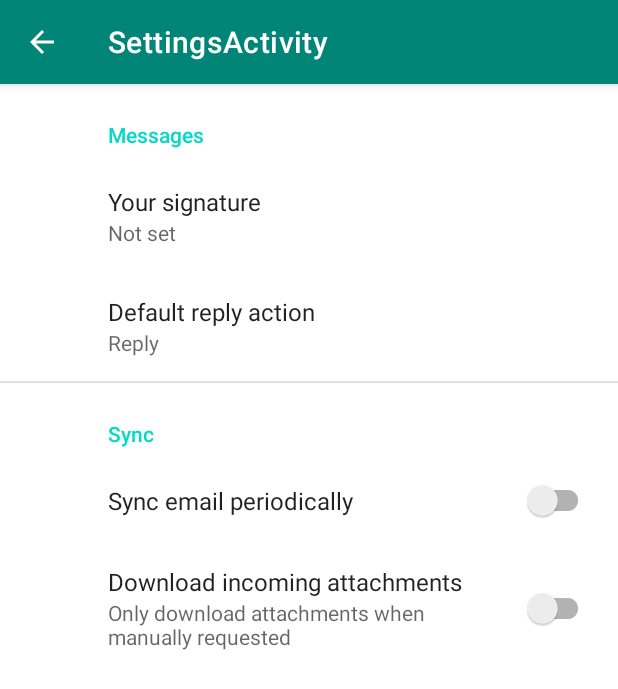
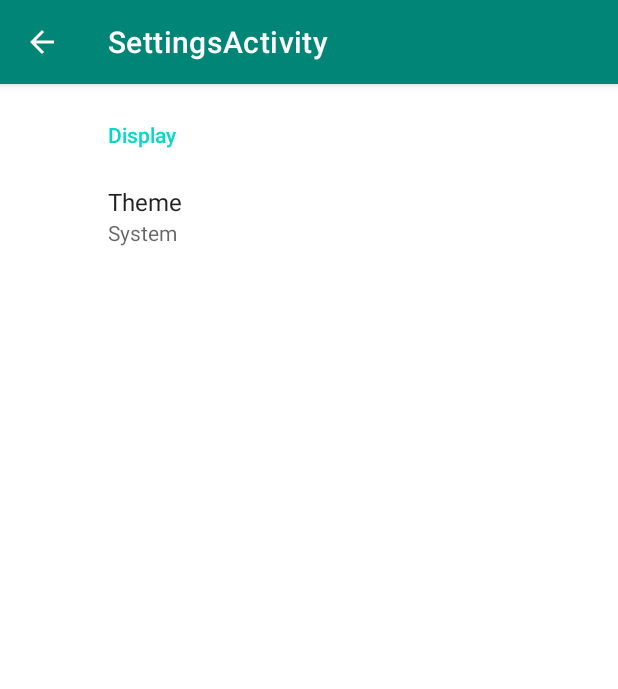
Before and after one commit to iceqing/RSSLand, an Android app: the screen it shows after launch (SettingsActivity), in the options menu, after a tap on "Settings", on a phone screen of 412 x 824 dp. Shown: the top 689 px of the screen. Run offline under Robolectric (Android 15) with nearby library versions, the phone set to English and light mode, and no system bars; our stand-ins replace Room's generated code, androidx.preference, navigation-ui; libraries missing offline, so code that uses them is left out: com.rometools.rome; 2 statements that could not run were skipped.

Commit message:
feat: 优化设置页面&优化主页日期与作者连接符

```diff
--- a/app/src/main/java/cc/iceq/rss/NoteActivity.kt
+++ b/app/src/main/java/cc/iceq/rss/NoteActivity.kt
@@ -125,9 +125,7 @@ class NoteActivity : AppCompatActivity() {
         //监听左上角的返回箭头
         val home = android.R.id.home
         val itemId = item.itemId
-
-        Log.i("[INFO] ", "itemId: $itemId")
-        Log.i("[INFO] ", "home: $home")
+        Log.i("[INFO] ", "home: $home， itemId: $itemId")
 
         if (itemId == home) {
             Log.i("[INFO] ", "item eq home id")
--- a/app/src/main/java/cc/iceq/rss/SettingsActivity.kt
+++ b/app/src/main/java/cc/iceq/rss/SettingsActivity.kt
@@ -31,9 +31,7 @@ class SettingsActivity : AppCompatActivity() {
         //监听左上角的返回箭头
         val home = android.R.id.home
         val itemId = item.itemId
-
-        Log.i("[INFO] ", "itemId: $itemId")
-        Log.i("[INFO] ", "home: $home")
+        Log.i("[INFO] ", "home: $home， itemId: $itemId")
 
         if (itemId == home) {
             Log.i("[INFO] ", "item eq home id")
--- a/app/src/main/java/cc/iceq/rss/ui/home/HomeFragment.kt
+++ b/app/src/main/java/cc/iceq/rss/ui/home/HomeFragment.kt
@@ -76,7 +76,7 @@ class HomeFragment : Fragment() {
 
 
     val errorHandler = CoroutineExceptionHandler { coroutineContext, throwable ->
-        Log.e("error", "error when request11111", throwable)
+        Log.e("error", "error when request", throwable)
         // 发生异常时的捕获
     }
 
@@ -84,7 +84,6 @@ class HomeFragment : Fragment() {
     private suspend fun doOnUiCode(feed: SyndFeed) {
         withContext(Dispatchers.Main) {
             // 更新你的UI
-
 //            Log.i("INFO", "allBtnList: $feed")
             val mainLine: LinearLayout = binding.mainLine
 
@@ -104,7 +103,7 @@ class HomeFragment : Fragment() {
                 textView.text = item.title
                 textView.gravity = Gravity.CENTER_VERTICAL
                 textView.setOnClickListener {
-                    Log.i("INFO", "item is " + item)
+                    Log.i("INFO", "item is $item")
                     Log.i("INFO", "enter my activity!, url is " + item.uri)
                     val intent = Intent(Intent.ACTION_VIEW, Uri.parse(item.link));
                     startActivity(intent);
@@ -117,7 +116,7 @@ class HomeFragment : Fragment() {
                     author = feed.authors[0].name
                 }
                 textView2.text =
-                    "" + DateTime(item.publishedDate.time).toString("yyyy-MM-dd") + " " + author
+                    "" + DateTime(item.publishedDate.time).toString("yyyy-MM-dd") + " / " + author
                 Log.i("INFO", "item:$item")
                 mainLine.addView(articleLayout)
             }
--- a/app/src/main/res/values/arrays.xml
+++ b/app/src/main/res/values/arrays.xml
@@ -1,12 +1,14 @@
 <resources>
     <!-- Reply Preference -->
-    <string-array name="reply_entries">
-        <item>Reply</item>
-        <item>Reply to all</item>
+    <string-array name="reader_theme_entries">
+        <item>System</item>
+        <item>Day</item>
+        <item>Night</item>
     </string-array>
 
-    <string-array name="reply_values">
-        <item>reply</item>
-        <item>reply_all</item>
+    <string-array name="reader_theme_values">
+        <item>system</item>
+        <item>day</item>
+        <item>night</item>
     </string-array>
 </resources>
--- a/app/src/main/res/values/strings.xml
+++ b/app/src/main/res/values/strings.xml
@@ -105,12 +105,12 @@
     <string name="title_activity_settings">SettingsActivity</string>
 
     <!-- Preference Titles -->
-    <string name="messages_header">Messages</string>
+    <string name="messages_header">Display</string>
     <string name="sync_header">Sync</string>
 
     <!-- Messages Preferences -->
     <string name="signature_title">Your signature</string>
-    <string name="reply_title">Default reply action</string>
+    <string name="reader_theme_title">Theme</string>
 
     <!-- Sync Preferences -->
     <string name="sync_title">Sync email periodically</string>
--- a/app/src/main/res/xml/root_preferences.xml
+++ b/app/src/main/res/xml/root_preferences.xml
@@ -2,34 +2,34 @@
 
     <PreferenceCategory app:title="@string/messages_header">
 
-        <EditTextPreference
-            app:key="signature"
-            app:title="@string/signature_title"
-            app:useSimpleSummaryProvider="true" />
+<!--        <EditTextPreference-->
+<!--            app:key="signature"-->
+<!--            app:title="@string/signature_title"-->
+<!--            app:useSimpleSummaryProvider="true" />-->
 
         <ListPreference
-            app:defaultValue="reply"
-            app:entries="@array/reply_entries"
-            app:entryValues="@array/reply_values"
-            app:key="reply"
-            app:title="@string/reply_title"
+            app:defaultValue="system"
+            app:entries="@array/reader_theme_entries"
+            app:entryValues="@array/reader_theme_values"
+            app:key="system"
+            app:title="@string/reader_theme_title"
             app:useSimpleSummaryProvider="true" />
 
     </PreferenceCategory>
 
-    <PreferenceCategory app:title="@string/sync_header">
+<!--    <PreferenceCategory app:title="@string/sync_header">-->
 
-        <SwitchPreferenceCompat
-            app:key="sync"
-            app:title="@string/sync_title" />
+<!--        <SwitchPreferenceCompat-->
+<!--            app:key="sync"-->
+<!--            app:title="@string/sync_title" />-->
 
-        <SwitchPreferenceCompat
-            app:dependency="sync"
-            app:key="attachment"
-            app:summaryOff="@string/attachment_summary_off"
-            app:summaryOn="@string/attachment_summary_on"
-            app:title="@string/attachment_title" />
+<!--        <SwitchPreferenceCompat-->
+<!--            app:dependency="sync"-->
+<!--            app:key="attachment"-->
+<!--            app:summaryOff="@string/attachment_summary_off"-->
+<!--            app:summaryOn="@string/attachment_summary_on"-->
+<!--            app:title="@string/attachment_title" />-->
 
-    </PreferenceCategory>
+<!--    </PreferenceCategory>-->
 
 </PreferenceScreen>
```
